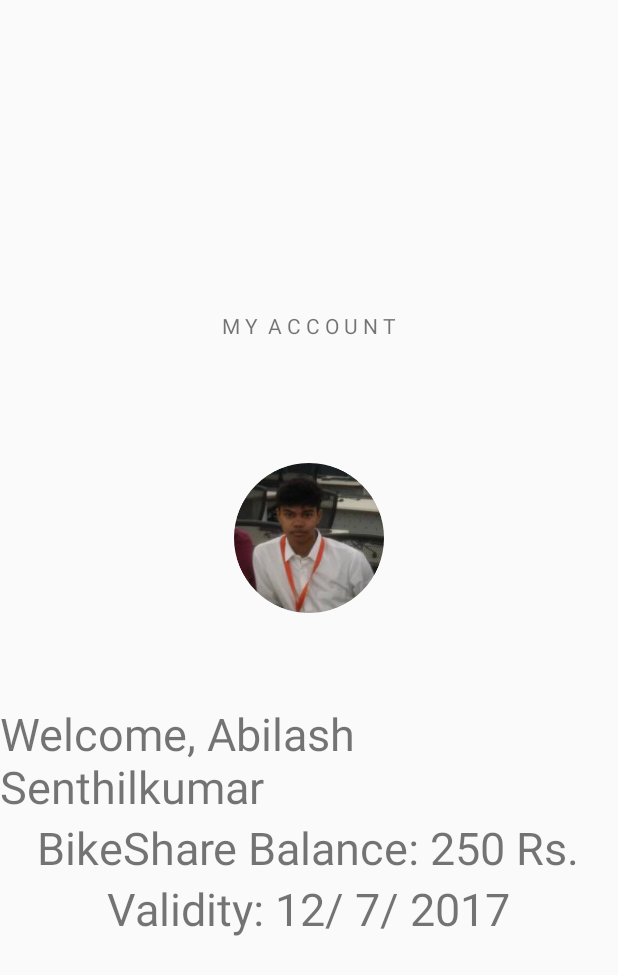
After one commit to freefalltech/BikeShare, an Android app: the MyAccount screen opened directly, with no data from a screen before it, on a phone screen of 412 x 824 dp. The commit adds this screen. Shown: the top 975 px of the screen. Run offline under Robolectric (Android 15) with nearby library versions, the phone set to English and light mode, and no system bars.

Commit message:
Implemented skeleton of myAccount
map is now working

```diff
--- a/app/src/main/AndroidManifest.xml
+++ b/app/src/main/AndroidManifest.xml
@@ -47,7 +47,15 @@
 
         <activity
             android:name=".SearchBikeActivity"
-            android:label="@string/title_activity_search_bike"></activity>
+            android:label="@string/title_activity_search_bike">
+
+            <intent-filter>
+                <action android:name="android.intent.action.MAIN" />
+
+                <category android:name="android.intent.category.LAUNCHER" />
+            </intent-filter>
+
+        </activity>
 
         <!-- FetchAddressIntentService helps to find user's address using coordinates -->
 
@@ -58,14 +66,12 @@
         <activity
             android:name=".SplashActivity"
             android:label="@string/app_name">
-            <intent-filter>
-                <action android:name="android.intent.action.MAIN" />
 
-                <category android:name="android.intent.category.LAUNCHER" />
-            </intent-filter>
+
         </activity>
         <activity android:name=".MyActivity" />
-        <activity android:name=".SidebarActivity"></activity>
+        <activity android:name=".SidebarActivity" />
+        <activity android:name=".MyAccount"></activity>
     </application>
 
 </manifest>
--- /dev/null
+++ b/app/src/main/java/io/github/freefalltech/bikeshare/MyAccount.java
@@ -0,0 +1,50 @@
+package io.github.freefalltech.bikeshare;
+
+import android.graphics.Bitmap;
+import android.graphics.BitmapFactory;
+import android.graphics.Canvas;
+import android.graphics.Paint;
+import android.graphics.PorterDuff;
+import android.graphics.PorterDuffXfermode;
+import android.graphics.Rect;
+import android.support.v7.app.AppCompatActivity;
+import android.os.Bundle;
+import android.widget.ImageView;
+
+public class MyAccount extends AppCompatActivity {
+
+    @Override
+    protected void onCreate(Bundle savedInstanceState) {
+        super.onCreate(savedInstanceState);
+        setContentView(R.layout.activity_my_account);
+
+        Bitmap userIdBitmap = BitmapFactory.decodeResource(this.getResources(), R.drawable.temp_prof_pic);
+        Bitmap circleCrop = getCroppedBitmapCircular(userIdBitmap);
+        ImageView userImageView = (ImageView) findViewById(R.id.temp_profile_pic);
+        userImageView.setImageBitmap(circleCrop);
+    }
+
+
+    //methds coming up
+    public Bitmap getCroppedBitmapCircular(Bitmap bitmap) {
+        Bitmap output = Bitmap.createBitmap(bitmap.getWidth(),
+                bitmap.getHeight(), Bitmap.Config.ARGB_8888);
+        Canvas canvas = new Canvas(output);
+
+        final int color = 0xff424242;
+        final Paint paint = new Paint();
+        final Rect rect = new Rect(0, 0, bitmap.getWidth(), bitmap.getHeight());
+
+        paint.setAntiAlias(true);
+        canvas.drawARGB(0, 0, 0, 0);
+        paint.setColor(color);
+        // canvas.drawRoundRect(rectF, roundPx, roundPx, paint);
+        canvas.drawCircle(bitmap.getWidth() / 2, bitmap.getHeight() / 2,
+                bitmap.getWidth() / 2, paint);
+        paint.setXfermode(new PorterDuffXfermode(PorterDuff.Mode.SRC_IN));
+        canvas.drawBitmap(bitmap, rect, rect, paint);
+        //Bitmap _bmp = Bitmap.createScaledBitmap(output, 60, 60, false);
+        //return _bmp;
+        return output;
+    }
+}
--- a/app/src/main/java/io/github/freefalltech/bikeshare/SearchBikeActivity.java
+++ b/app/src/main/java/io/github/freefalltech/bikeshare/SearchBikeActivity.java
@@ -80,6 +80,9 @@ public class SearchBikeActivity extends FragmentActivity implements GoogleApiCli
         //declare the map
         mapFragment = (SupportMapFragment)
                 getSupportFragmentManager().findFragmentById(R.id.map);
+
+
+
 
 
     }
@@ -173,7 +176,7 @@ public class SearchBikeActivity extends FragmentActivity implements GoogleApiCli
     }
 
     private void updateUi() {
-        lastUpdatedTime.setText("Location last updated on " + mLastUpdateTime);
+        //lastUpdatedTime.setText("Location last updated on " + mLastUpdateTime);
 //        coordinateTextView.setText("Latitude is " + String.valueOf(mCurrentLocation.getLatitude())
         //              + "Longitude is" + String.valueOf(mCurrentLocation.getLongitude()));
         mapFragment.getMapAsync(this);
@@ -206,7 +209,7 @@ public class SearchBikeActivity extends FragmentActivity implements GoogleApiCli
 
     @Override
     public void onRequestPermissionsResult(int requestCode,
-                                           @NonNull String permissions[], @NonNull int[] grantResults) {
+                                            String permissions[],  int[] grantResults) {
         switch (requestCode) {
             case 12: {
                 // If request is cancelled, the result arrays are empty.
@@ -327,8 +330,8 @@ public class SearchBikeActivity extends FragmentActivity implements GoogleApiCli
     }
 
 
-    private class AddressResultReceiver extends ResultReceiver {
-        AddressResultReceiver(Handler handler) {
+    class AddressResultReceiver extends ResultReceiver {
+        public AddressResultReceiver(Handler handler) {
             super(handler);
         }
 
--- a/app/src/main/java/io/github/freefalltech/bikeshare/SidebarActivity.java
+++ b/app/src/main/java/io/github/freefalltech/bikeshare/SidebarActivity.java
@@ -24,4 +24,10 @@ public class SidebarActivity extends AppCompatActivity {
         Intent intent = new Intent(SidebarActivity.this, MyActivity.class);
         startActivity(intent);
     }
+
+    public void openMyAccount(View v){
+        //intent goes back to the searchBikeActivity
+        Intent intent = new Intent(SidebarActivity.this, MyAccount.class);
+        startActivity(intent);
+    }
 }
--- /dev/null
+++ b/app/src/main/res/layout/activity_my_account.xml
@@ -0,0 +1,50 @@
+<?xml version="1.0" encoding="utf-8"?>
+<LinearLayout xmlns:android="http://schemas.android.com/apk/res/android"
+    xmlns:app="http://schemas.android.com/apk/res-auto"
+    xmlns:tools="http://schemas.android.com/tools"
+    android:layout_width="match_parent"
+    android:layout_height="match_parent"
+    android:orientation="vertical"
+    android:gravity="center"
+    tools:context="io.github.freefalltech.bikeshare.MyAccount">
+
+    <TextView
+        android:layout_width="wrap_content"
+        android:layout_height="wrap_content"
+        android:layout_centerHorizontal="true"
+        android:text="M Y  A C C O U N T"
+        android:layout_margin="10sp"
+        android:layout_alignParentTop="true" />
+
+
+    <ImageView
+        android:layout_width="100sp"
+        android:layout_height="wrap_content"
+        android:src="@drawable/temp_prof_pic"
+        android:layout_alignParentTop="true"
+        android:layout_centerHorizontal="true"
+        android:layout_marginTop="12dp"
+        android:id="@+id/temp_profile_pic" />
+    <TextView
+        android:layout_width="wrap_content"
+        android:layout_height="wrap_content"
+        android:textSize="30sp"
+        android:text="Welcome, Abilash Senthilkumar"/>
+
+    <TextView
+        android:layout_width="wrap_content"
+        android:textSize="30sp"
+        android:layout_height="wrap_content"
+        android:text="BikeShare Balance: 250 Rs."/>
+
+
+    <TextView
+        android:layout_width="wrap_content"
+        android:textSize="30sp"
+        android:layout_height="wrap_content"
+        android:text="Validity: 12/ 7/ 2017"/>
+
+
+
+
+</LinearLayout>
--- a/app/src/main/res/layout/activity_sidebar.xml
+++ b/app/src/main/res/layout/activity_sidebar.xml
@@ -27,7 +27,7 @@
             android:layout_height="wrap_content"
             android:text="@string/myAccount"
             android:textAlignment="center"
-
+            android:onClick="openMyAccount"
             android:textSize="20sp"
             android:layout_margin="30sp"
             android:textColor="@color/black"/>
--- a/app/src/main/res/values/strings.xml
+++ b/app/src/main/res/values/strings.xml
@@ -28,4 +28,5 @@
     <string name="myAccount">M Y A C C O U N T</string>
     <string name="myactivityString">M Y A C T I V I T Y</string>
     <string name="logOut">L O G O U T</string>
+    <string name="balance">B A L A N C E</string>
 </resources>
```
Also changed, not shown: app/src/main/res/drawable/temp_prof_pic.jpeg (added).
